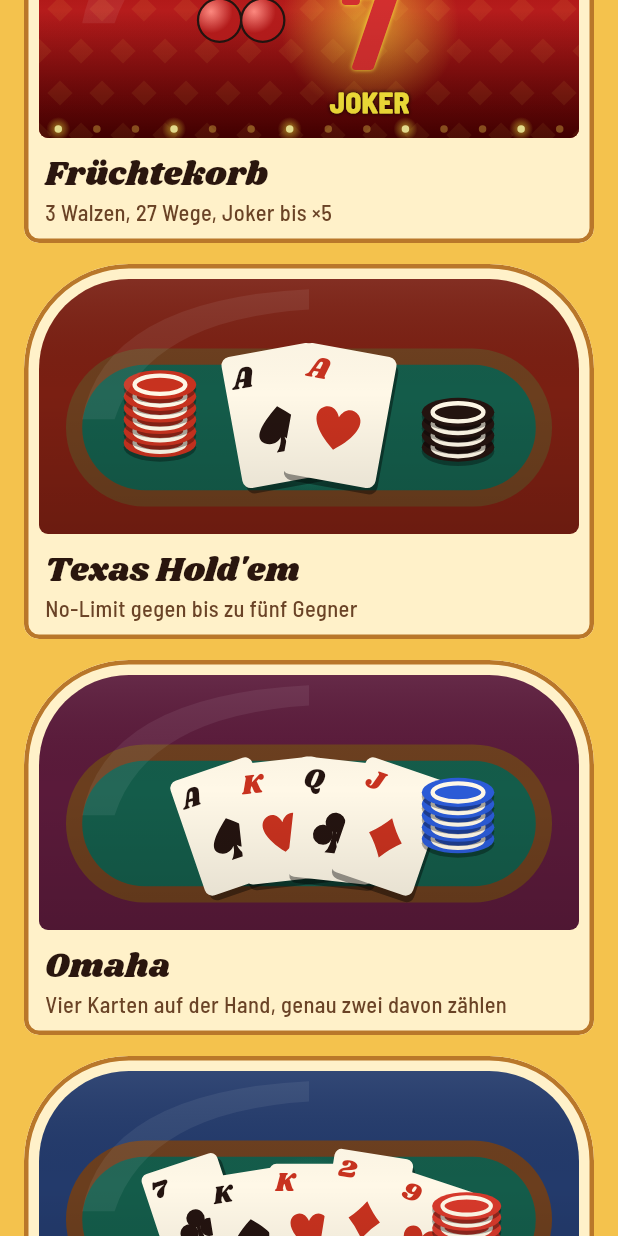
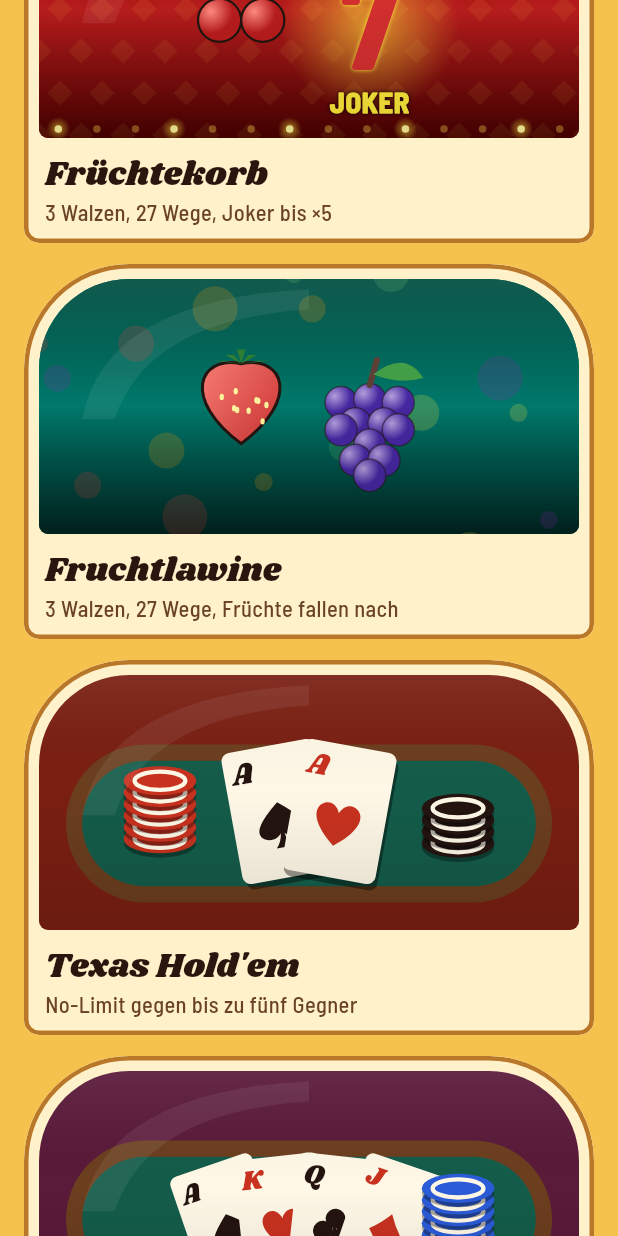
Before and after one commit to Batlh/casino-app, a Flutter app: the screen it shows after launch, scrolled down 2880 dp, on a phone screen of 412 x 824 dp. Run offline on Flutter 3.47's test engine with Material 3 defaults, Android fonts, the phone set to English and light mode, and no system bars; our stand-ins replace audioplayers, file_picker, shared_preferences, wakelock_plus; missing offline and left inert: forge2d.

Commit message:
Fruchtlawine: 3 × 3, 27 Wege, Kaskaden mit neun Früchten; Planung drei Flippertische
Co-Authored-By: Claude Opus 5.5 <noreply@anthropic.com>

```diff
--- a/lib/games/slots/slot_data_neu.dart
+++ b/lib/games/slots/slot_data_neu.dart
@@ -20,6 +20,12 @@ const List<List<int>> fruchtStrips = [
   [0, 1, 2, 4, 3, 4, 5, 4, 3, 3, 0, 5, 4, 1, 3, 0, 2, 1, 2, 5, 0, 1, 4, 0, 2, 0, 1, 3, 2, 0, 2, 1, 3, 1, 0, 1, 0, 1, 3, 2, 0, 5, 2],
   [5, 6, 0, 2, 3, 6, 2, 0, 1, 2, 6, 3, 0, 4, 3, 4, 0, 1, 0, 2, 5, 0, 5, 3, 1, 2, 1, 2, 1, 0, 0, 1, 4, 2, 1, 2, 3, 0, 4, 0, 3, 4, 1, 3, 5, 1],
   [2, 0, 3, 2, 0, 3, 5, 3, 0, 1, 2, 0, 1, 3, 0, 3, 1, 5, 2, 1, 4, 0, 1, 5, 2, 4, 1, 3, 1, 4, 0, 2, 5, 2, 0, 2, 4, 3, 0, 4, 1, 0, 1],
+];
+
+const List<List<int>> lawineStrips = [
+  [2, 0, 5, 2, 3, 4, 11, 12, 2, 1, 7, 0, 1, 3, 0, 4, 0, 10, 0, 2, 1, 11, 10, 11, 3, 1, 10, 1, 2, 4, 1, 0, 12, 3, 10, 2, 1, 3, 11, 5, 0, 4, 7, 11, 12, 2, 12, 5, 10, 4, 12, 10, 5, 11, 3, 1, 0, 10, 12, 11, 10],
+  [2, 11, 0, 12, 5, 1, 3, 5, 10, 11, 2, 11, 4, 1, 4, 12, 10, 3, 1, 0, 10, 11, 7, 10, 11, 7, 11, 1, 2, 10, 3, 1, 0, 12, 0, 12, 1, 4, 10, 4, 3, 5, 0, 12, 6, 0, 3, 2, 3, 2, 0, 11, 2, 10, 4, 12, 0, 1, 2, 10, 5, 6, 1],
+  [10, 1, 3, 4, 0, 11, 0, 11, 3, 5, 2, 1, 12, 11, 1, 10, 2, 12, 0, 2, 10, 0, 2, 3, 4, 0, 11, 1, 10, 2, 12, 0, 10, 12, 0, 11, 4, 7, 1, 12, 2, 3, 2, 10, 3, 0, 1, 3, 4, 5, 1, 11, 5, 10, 1, 10, 11, 4, 5, 12, 7],
 ];
 
 const List<List<int>> drachenStrips = [
--- a/lib/games/slots/slot_games.dart
+++ b/lib/games/slots/slot_games.dart
@@ -5,6 +5,7 @@ import 'frucht_art.dart';
 import 'garten_art.dart';
 import 'jahrmarkt_art.dart';
 import 'kosmos_art.dart';
+import 'lawine_art.dart';
 import 'jade_art.dart';
 import 'mine_art.dart';
 import 'slot_data.dart';
@@ -585,4 +586,50 @@ const fruechtekorb = SlotGame(
       'und zählt dann als so viele Wege: Eine Sieben ×3 macht aus einem Weg drei.',
 );
 
-const allSlots = [kosmos78, tiefsee, schrebergarten, edelsteinmine, drachenhort, jahrmarkt, vulkaninsel, sakura, jadetempel, fruechtekorb];
+/// 3 × 3 mit 27 Wegen und Kaskaden; neun Fruchtsorten.
+const fruchtlawine = SlotGame(
+  name: 'Fruchtlawine',
+  blurb: '3 Walzen, 27 Wege, Früchte fallen nach',
+  rules: SlotRules(
+    rows: 3,
+    mode: PayMode.ways,
+    waysDivisor: 20,
+    strips: lawineStrips,
+    linePays: {
+      0: [15],
+      1: [15],
+      10: [18],
+      2: [22],
+      11: [26],
+      3: [29],
+      12: [36],
+      4: [51],
+      5: [110],
+    },
+    cascade: [1, 2, 3, 5],
+    freeCascade: [2, 4, 6, 10],
+    scatterPays: [3],
+    freeSpins: 8,
+  ),
+  stakes: [20, 40, 100, 200, 500, 1000],
+  symbolNames: ['Kirsche', 'Zitrone', 'Orange', 'Pflaume', 'Melone', 'Glocke', 'Sieben', 'Stern', '', '', 'Erdbeere', 'Banane', 'Traube'],
+  paintSymbol: paintLawineSymbol,
+  paintBackdrop: paintLawineBackdrop,
+  background: BoxDecoration(
+    gradient: LinearGradient(
+      begin: Alignment.topCenter,
+      end: Alignment.bottomCenter,
+      colors: [Color(0xFF00382F), Color(0xFF00211C), Color(0xFF00110E)],
+    ),
+  ),
+  frame: [Color(0xFFB9F6CA), Color(0xFF00C853), Color(0xFF1B5E20)],
+  lobbyColor: Color(0xFF00695C),
+  featureText:
+      'Drei gleiche Früchte auf den drei Walzen nebeneinander gewinnen, egal in welcher Reihe: 27 Wege. Gewinnfrüchte verschwinden, '
+      'neue fallen nach, jede Kaskade erhöht den Multiplikator: ×1, ×2, ×3, ×5. Drei Sterne zahlen das 3-Fache des Einsatzes und '
+      'starten 8 Freispiele, dort geht die Leiter ×2, ×4, ×6, ×10.',
+  wildText: 'Die Sieben liegt nur auf der mittleren Walze und ersetzt jede Frucht.',
+  freeSpinLine: 'Freispiel, Kaskaden ab ×2',
+);
+
+const allSlots = [kosmos78, tiefsee, schrebergarten, edelsteinmine, drachenhort, jahrmarkt, vulkaninsel, sakura, jadetempel, fruechtekorb, fruchtlawine];
--- a/lib/ui/lobby_screen.dart
+++ b/lib/ui/lobby_screen.dart
@@ -188,6 +188,13 @@ class _LobbyScreenState extends State<LobbyScreen> {
         fruechtekorb.lobbyColor,
         () => _SlotArt(fruechtekorb, 6, 0),
         () => _open(const SlotScreen(game: fruechtekorb)),
+      ),
+      _Game(
+        fruchtlawine.name,
+        fruchtlawine.blurb,
+        fruchtlawine.lobbyColor,
+        () => _SlotArt(fruchtlawine, 12, 10),
+        () => _open(const SlotScreen(game: fruchtlawine)),
       ),
       _Game(
         "Texas Hold'em",
```
Also changed, not shown: lib/games/slots/lawine_art.dart (added, +88 -0 lines), lib/games/slots/slot_screen.dart (+6 -2 lines), test_golden/neue_slots_test.dart (+22 -8 lines), 4 other files.
